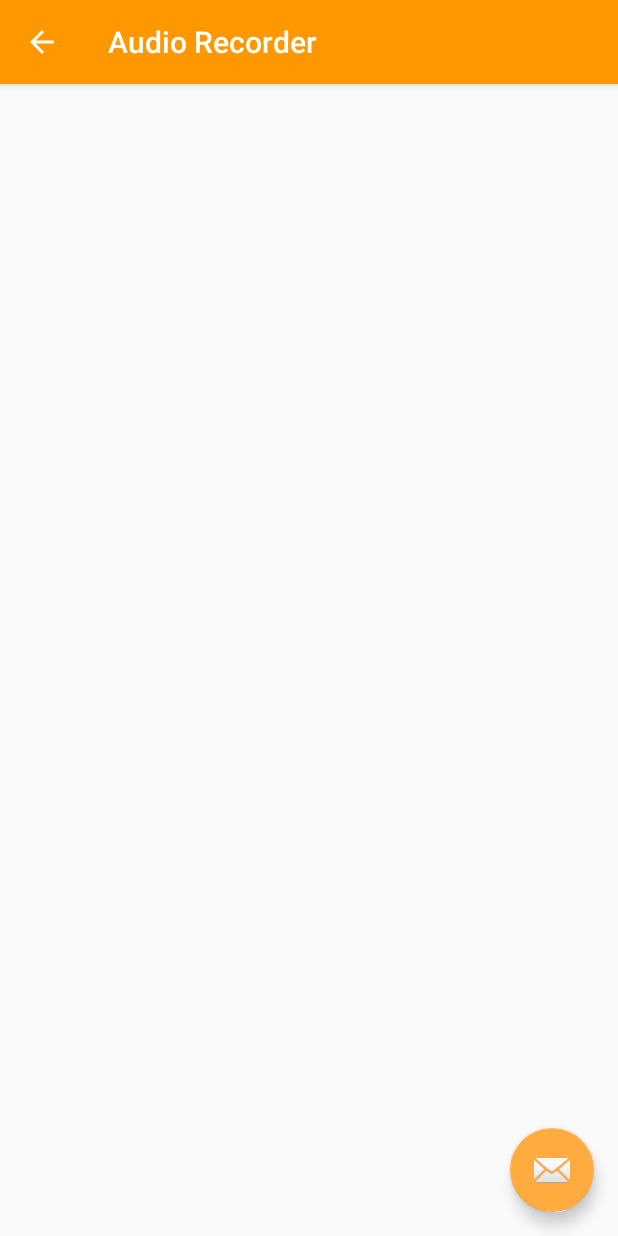
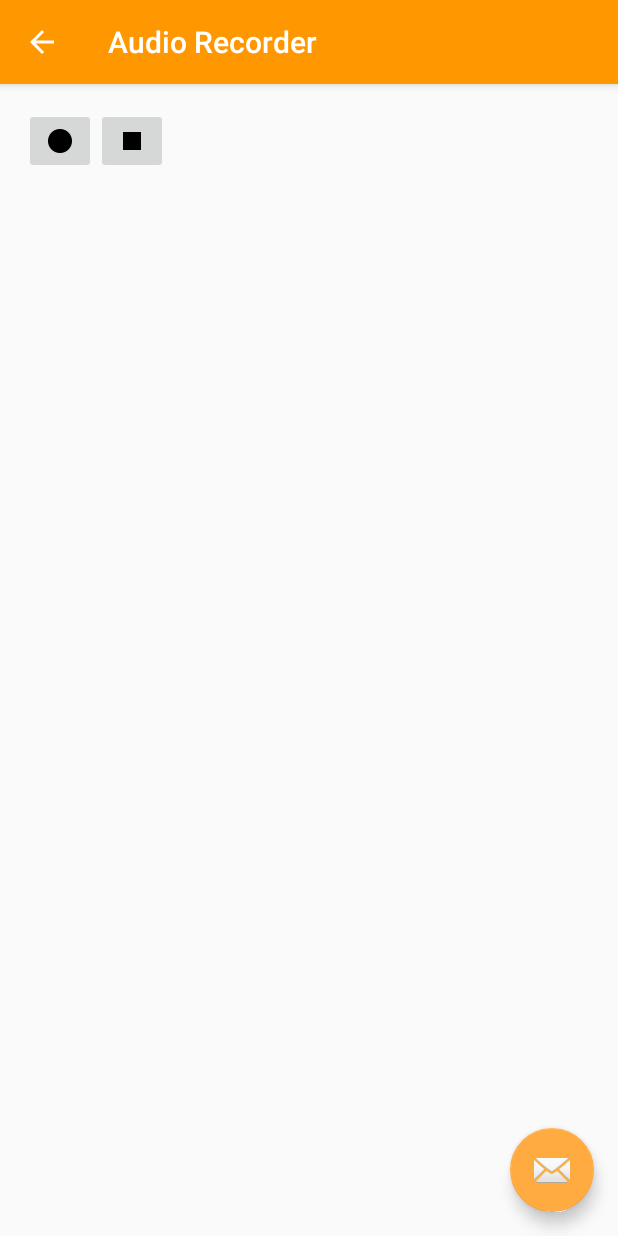
Before and after one commit to taworn/uimedia, an Android app: the AudioRecorderActivity screen opened directly, with no data from a screen before it, on a phone screen of 412 x 824 dp. Run offline under Robolectric (Android 15) with nearby library versions, the phone set to English and light mode, and no system bars.

Commit message:
- Continued in audio recording feature.

```diff
--- a/app/src/main/res/layout/content_audio_recorder.xml
+++ b/app/src/main/res/layout/content_audio_recorder.xml
@@ -11,4 +11,30 @@
     tools:context="diy.uimedia.AudioRecorderActivity"
     tools:showIn="@layout/activity_audio_recorder">
 
+    <LinearLayout
+        android:layout_width="match_parent"
+        android:layout_height="wrap_content"
+        android:orientation="horizontal">
+
+        <ImageButton
+            android:id="@+id/button_record"
+            android:layout_width="wrap_content"
+            android:layout_height="wrap_content"
+            android:onClick="onButtonRecordClick"
+            android:src="@drawable/ic_fiber_manual_record_black_24dp"/>
+
+        <ImageButton
+            android:id="@+id/button_stop"
+            android:layout_width="wrap_content"
+            android:layout_height="wrap_content"
+            android:onClick="onButtonStopClick"
+            android:src="@drawable/ic_stop_black_24dp"/>
+
+        <TextView
+            android:id="@+id/text_time"
+            android:layout_width="wrap_content"
+            android:layout_height="wrap_content"/>
+
+    </LinearLayout>
+
 </LinearLayout>
```
Also changed, not shown: app/src/main/java/diy/uimedia/AudioRecorderActivity.java (+37 -11 lines), app/src/main/res/drawable-hdpi/ic_fiber_manual_record_black_24dp.png (added), app/src/main/res/drawable-mdpi/ic_fiber_manual_record_black_24dp.png (added), app/src/main/res/drawable-xhdpi/ic_fiber_manual_record_black_24dp.png (added), app/src/main/res/drawable-xxhdpi/ic_fiber_manual_record_black_24dp.png (added), app/src/main/res/drawable-xxxhdpi/ic_fiber_manual_record_black_24dp.png (added), 1 other file.
